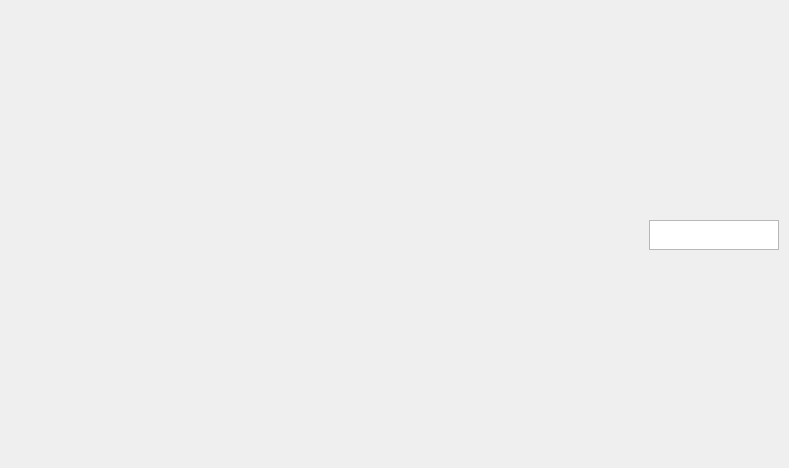
WangPengZhan/sVanilla, file sVanilla/src/ClientUi/MainWindow/WindowBar.ui: the form before one commit.
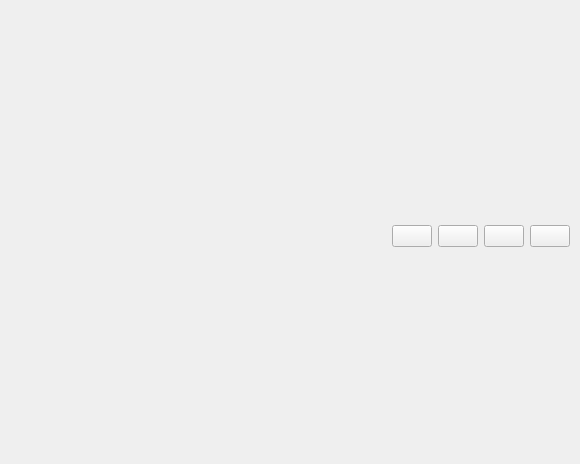
The form after the commit. Icons and pictures are not drawn.

Commit message: feat(ui): - add SettingPage - add FolderSelector - add App - add Event - update dark theme

What changed in the file:
```diff
--- a/sVanilla/src/ClientUi/MainWindow/WindowBar.ui
+++ b/sVanilla/src/ClientUi/MainWindow/WindowBar.ui
@@ -6,8 +6,8 @@
    <rect>
     <x>0</x>
     <y>0</y>
-    <width>789</width>
-    <height>468</height>
+    <width>580</width>
+    <height>464</height>
    </rect>
   </property>
   <property name="windowTitle">
@@ -40,68 +40,40 @@
     </spacer>
    </item>
    <item>
-    <widget class="QWidget" name="Draggable" native="true"/>
-   </item>
-   <item>
-    <widget class="QWidget" name="Hit" native="true">
-     <layout class="QHBoxLayout" name="IconLayout">
-      <property name="leftMargin">
-       <number>0</number>
-      </property>
-      <property name="topMargin">
-       <number>0</number>
-      </property>
-      <property name="rightMargin">
-       <number>0</number>
-      </property>
-      <property name="bottomMargin">
-       <number>0</number>
-      </property>
-      <item>
-       <widget class="QListWidget" name="BarListWidget">
+    <widget class="QWidget" name="Draggable" native="true">
         <property name="sizePolicy">
-         <sizepolicy hsizetype="Fixed" vsizetype="Preferred">
+      <sizepolicy hsizetype="Preferred" vsizetype="Expanding">
           <horstretch>0</horstretch>
           <verstretch>0</verstretch>
          </sizepolicy>
         </property>
-        <property name="minimumSize">
-         <size>
-          <width>130</width>
-          <height>0</height>
-         </size>
-        </property>
-        <property name="maximumSize">
-         <size>
-          <width>160</width>
-          <height>30</height>
-         </size>
-        </property>
-        <property name="layoutDirection">
-         <enum>Qt::LeftToRight</enum>
-        </property>
-        <property name="verticalScrollBarPolicy">
-         <enum>Qt::ScrollBarAlwaysOff</enum>
-        </property>
-        <property name="horizontalScrollBarPolicy">
-         <enum>Qt::ScrollBarAlwaysOff</enum>
-        </property>
-        <property name="sizeAdjustPolicy">
-         <enum>QAbstractScrollArea::AdjustToContents</enum>
-        </property>
-        <property name="flow">
-         <enum>QListView::LeftToRight</enum>
-        </property>
-        <item>
-         <property name="text">
-          <string/>
-         </property>
-         <property name="icon">
-          <iconset>
-           <normaloff>:/icon/account.svg</normaloff>:/icon/account.svg</iconset>
-         </property>
+    </widget>
         </item>
         <item>
+    <widget class="QWidget" name="Hit" native="true">
+     <layout class="QHBoxLayout" name="IconLayout">
+      <property name="leftMargin">
+       <number>0</number>
+      </property>
+      <property name="topMargin">
+       <number>0</number>
+      </property>
+      <property name="rightMargin">
+       <number>0</number>
+      </property>
+      <property name="bottomMargin">
+       <number>0</number>
+      </property>
+      <item>
+       <layout class="QHBoxLayout" name="horizontalLayout">
+        <property name="topMargin">
+         <number>5</number>
+        </property>
+        <item>
+         <widget class="QPushButton" name="HomeBtn">
+          <property name="focusPolicy">
+           <enum>Qt::ClickFocus</enum>
+          </property>
          <property name="text">
           <string/>
          </property>
@@ -109,8 +81,16 @@
           <iconset>
            <normaloff>:/icon/home.svg</normaloff>:/icon/home.svg</iconset>
          </property>
+          <property name="checkable">
+           <bool>false</bool>
+          </property>
+         </widget>
         </item>
         <item>
+         <widget class="QPushButton" name="GalleryBtn">
+          <property name="focusPolicy">
+           <enum>Qt::ClickFocus</enum>
+          </property>
          <property name="text">
           <string/>
          </property>
@@ -118,8 +98,13 @@
           <iconset>
            <normaloff>:/icon/gallery.svg</normaloff>:/icon/gallery.svg</iconset>
          </property>
+         </widget>
         </item>
         <item>
+         <widget class="QPushButton" name="DownloadBtn">
+          <property name="focusPolicy">
+           <enum>Qt::ClickFocus</enum>
+          </property>
          <property name="text">
           <string/>
          </property>
@@ -127,8 +112,13 @@
           <iconset>
            <normaloff>:/icon/download.svg</normaloff>:/icon/download.svg</iconset>
          </property>
+         </widget>
         </item>
         <item>
+         <widget class="QPushButton" name="SettingBtn">
+          <property name="focusPolicy">
+           <enum>Qt::ClickFocus</enum>
+          </property>
          <property name="text">
           <string/>
          </property>
@@ -136,8 +126,9 @@
           <iconset>
            <normaloff>:/icon/setting.svg</normaloff>:/icon/setting.svg</iconset>
          </property>
-        </item>
-       </widget>
+         </widget>
+        </item>
+       </layout>
       </item>
      </layout>
     </widget>
```
Lines whose indentation alone changed are shown as unchanged. The commit also changes 42 other files.
